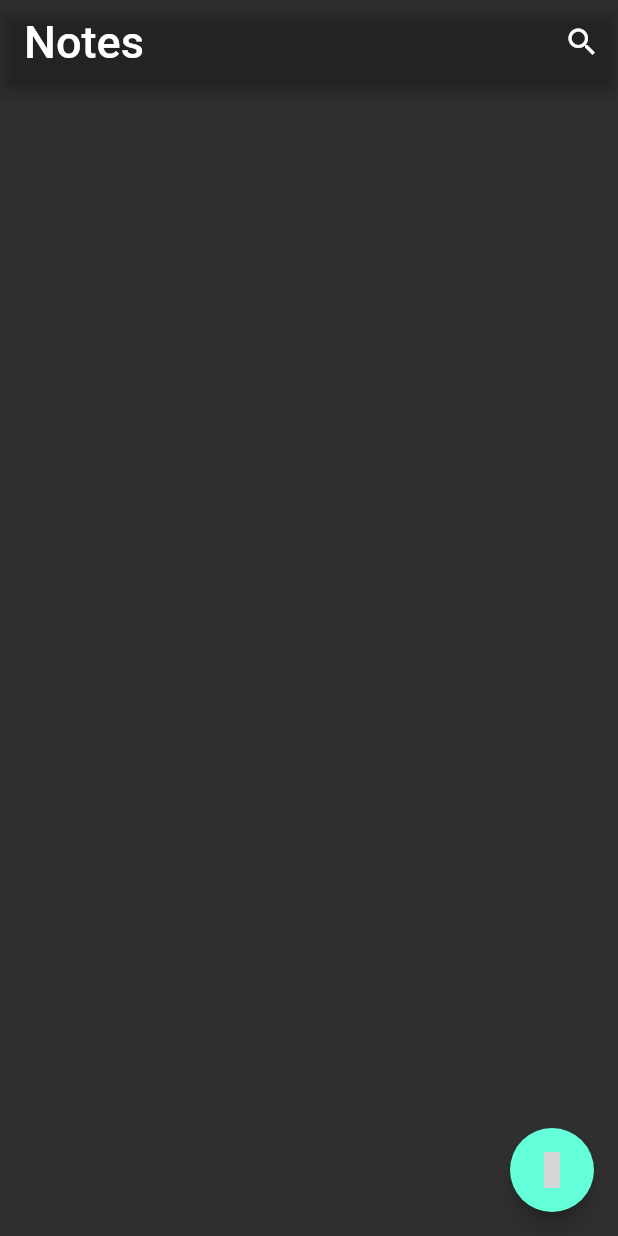
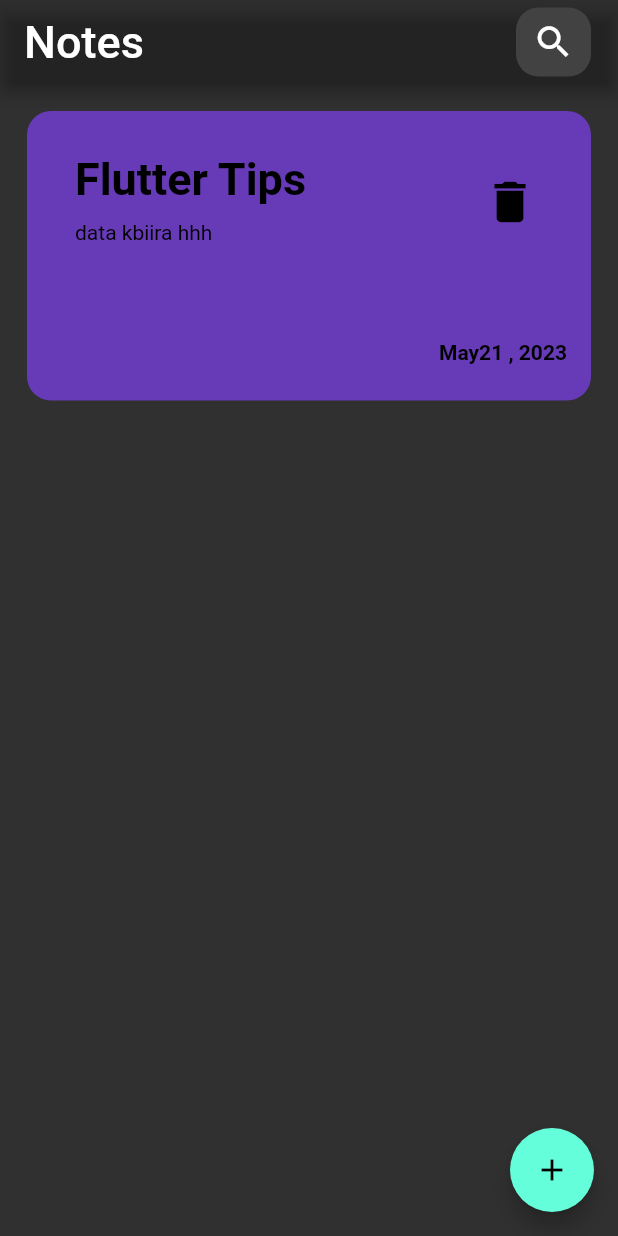
Before and after one commit to Benziane-Anis/My-Notes, a Flutter app: the screen it shows after launch, after a tap on the "search" icon, on a phone screen of 412 x 824 dp. Run offline on Flutter 3.47's test engine with Material 2 defaults, Android fonts, the phone set to English and light mode, and no system bars; grey boxes are pictures that could not be loaded.

Commit message:
create custom-note

```diff
--- /dev/null
+++ b/lib/items/custem_note.dart
@@ -0,0 +1,43 @@
+import 'package:flutter/material.dart';
+
+class NoteItem extends StatelessWidget {
+  const NoteItem({super.key});
+
+  @override
+  Widget build(BuildContext context) {
+    return Container(
+      padding: EdgeInsets.symmetric(horizontal: 16,vertical: 24,),
+      decoration: BoxDecoration(
+          color: Colors.deepPurple,
+          borderRadius: BorderRadius.circular(16)
+      ),
+      child: Column(
+        crossAxisAlignment: CrossAxisAlignment.end,
+        children: [
+          ListTile(
+            title: Text("Flutter Tips",
+              style: TextStyle(
+                  fontWeight: FontWeight.bold,
+                  fontSize: 30,
+                  color: Colors.black),),
+            subtitle: Padding(
+              padding:  EdgeInsets.only(top: 10.0),
+              child: Text("data kbiira hhh",style: TextStyle(color: Colors.black),),
+            ),
+            trailing: IconButton(onPressed: () {
+
+            }, icon: Icon(Icons.delete,
+              size: 36,
+              color: Colors.black,)),
+          ),
+          const Padding(
+            padding: EdgeInsets.only(top: 60.0),
+            child: Text("May21 , 2023",style: TextStyle(
+                fontWeight: FontWeight.bold,
+                color: Colors.black),),
+          ),
+        ],
+      ),
+    );
+  }
+}
--- a/lib/screens/home.dart
+++ b/lib/screens/home.dart
@@ -1,4 +1,5 @@
 import 'package:flutter/material.dart';
+import 'package:my_notes/items/custem_note.dart';
 
 class Home extends StatelessWidget {
   const Home({super.key});
@@ -8,17 +9,36 @@ class Home extends StatelessWidget {
     return Scaffold(
       appBar: AppBar(
         actions: [
-          IconButton(onPressed: () {
+          Padding(
+            padding: const EdgeInsets.only( top: 5.0,
+              bottom: 5,
+              right: 18
+            ),
+            child: Container(
+              //height: 40,
+              width:50,
+              decoration: BoxDecoration(
+                color: Colors.grey.shade800,
+                borderRadius: BorderRadius.all(Radius.circular(15))
+              ),
+              child: IconButton(onPressed: () {
 
-          }, icon: Icon(Icons.search_sharp,))
+              }, icon: Icon(Icons.search_sharp,size: 28,)),
+            ),
+          )
         ],
         backgroundColor: Colors.transparent,
         title: Text("Notes",style: TextStyle(fontSize: 30),),
       ),
       body: SafeArea(
-        child: Container(),
+        child: Padding(
+          padding: const EdgeInsets.all(18.0),
+          child: ListView.builder(
+            //itemExtent: 150,
+            itemCount: 1,itemBuilder: (context, index) => NoteItem(),),
+        ),
       ),
-      floatingActionButton:  FloatingActionButton(onPressed: () {  },child: Icon(Icons.ad)),
+      floatingActionButton:  FloatingActionButton(onPressed: () {  },child: Icon(Icons.add)),
     );
   }
 }
```
